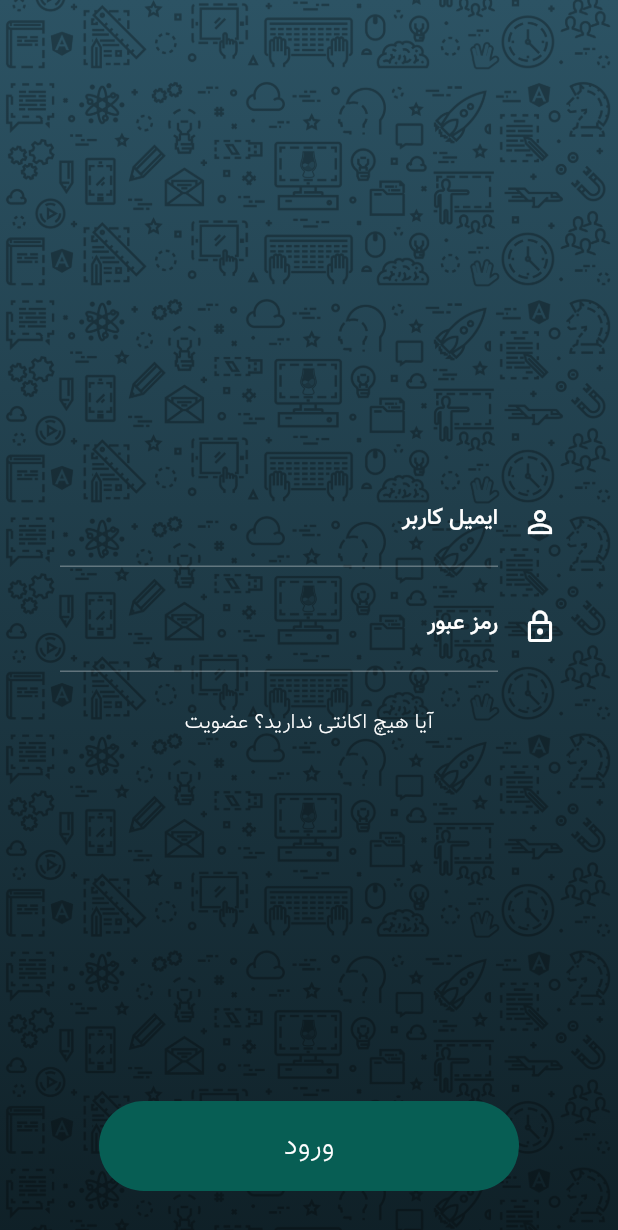
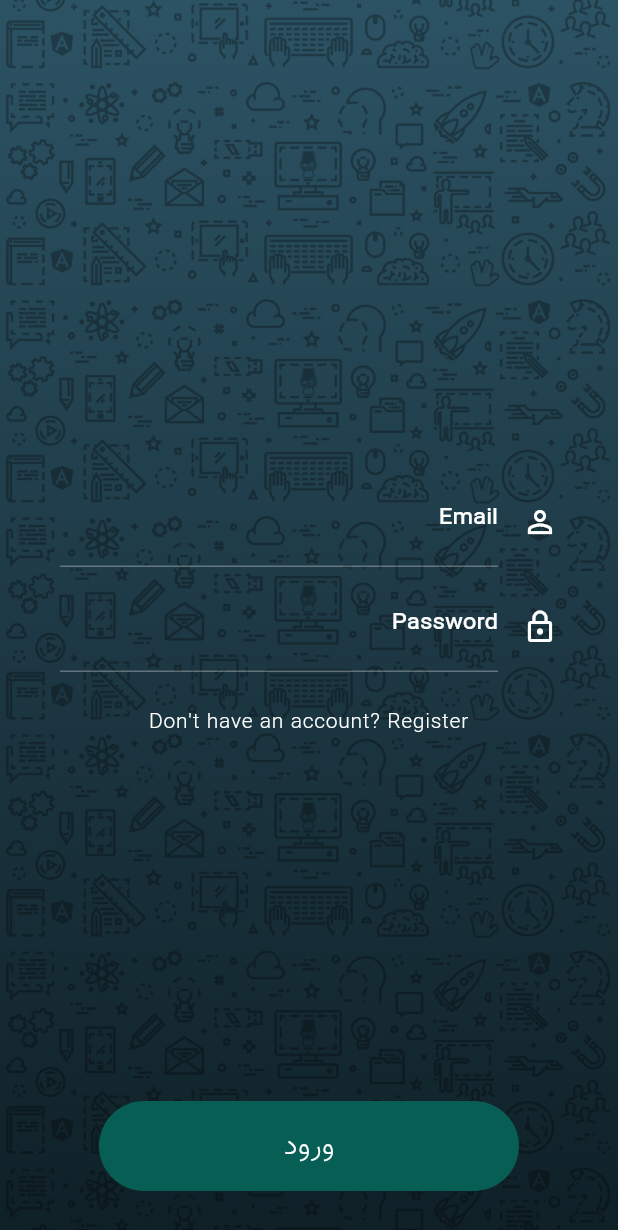
Before and after one commit to YRlp98/Whatsapp, a Flutter app: the LoginScreen screen opened by its route, on a phone screen of 412 x 824 dp. Shown: the top 1230 px of the screen. Run offline on Flutter 3.47's test engine with Material 2 defaults, Android fonts, the phone set to English and light mode, and no system bars; our stand-ins replace cached_network_image, camera, connectivity, flutter_map, google_maps_flutter, image_picker and 6 more; missing offline and left inert: flutter_socket_io, thumbnails; accounts and stored records are empty; network calls fail.

```diff
--- a/lib/component/Form.dart
+++ b/lib/component/Form.dart
@@ -1,4 +1,5 @@
 import 'package:flutter/material.dart';
+import 'package:whatsapp/translations.dart';
 import 'inputFields.dart';
 import 'package:validators/validators.dart';
 
@@ -12,7 +13,8 @@ class FormContainer extends StatelessWidget {
 
   @override
   Widget build(BuildContext context) {
-    // TODO: implement build
+    print(Translations.of(context).currentLanguage);
+
     return Container(
       margin: const EdgeInsets.symmetric(horizontal: 20),
       padding: const EdgeInsets.symmetric(horizontal: 20),
@@ -23,7 +25,7 @@ class FormContainer extends StatelessWidget {
               child: Column(
                 children: <Widget>[
                   InputFieldsArea(
-                    hint: 'ایمیل کاربر',
+                      hint: Translations.of(context).text("email"),
                       obscure: false,
                       icon: Icons.person_outline,
                       validator: (String value) {
@@ -31,10 +33,9 @@ class FormContainer extends StatelessWidget {
                           return 'لطفا ایمیل را بصورت صحصح وارد نمایید!';
                         }
                       },
-                    onSaved: emailOnSaved
-                  ),
+                      onSaved: emailOnSaved),
                   InputFieldsArea(
-                    hint: 'رمز عبور',
+                      hint: Translations.of(context).text("password"),
                       obscure: true,
                       icon: Icons.lock_outline,
                       validator: (String value) {
@@ -42,8 +43,7 @@ class FormContainer extends StatelessWidget {
                           return 'طول پسورد باید بیش تر از 6 کارکتر باشد!';
                         }
                       },
-                    onSaved: passwordOnSaved
-                  )
+                      onSaved: passwordOnSaved)
                 ],
               ))
         ],
--- a/lib/pages/login_screen.dart
+++ b/lib/pages/login_screen.dart
@@ -4,6 +4,7 @@ import 'package:whatsapp/component/Form.dart';
 import 'package:flutter/scheduler.dart' show timeDilation;
 import 'package:whatsapp/services/auth_services.dart';
 import 'package:shared_preferences/shared_preferences.dart';
+import 'package:whatsapp/translations.dart';
 
 class LoginScreen extends StatefulWidget {
   @override
@@ -83,7 +84,7 @@ class LoginScreenState extends State<LoginScreen>
                 new FlatButton(
                     onPressed: null,
                     child: Text(
-                      "آیا هیچ اکانتی ندارید؟ عضویت",
+                    Translations.of(context).text('login_register_text'),
                       style: TextStyle(
                           fontWeight: FontWeight.w300,
                           letterSpacing: 0.5,
--- a/lib/pages/splash_screen.dart
+++ b/lib/pages/splash_screen.dart
@@ -5,6 +5,7 @@ import 'package:shared_preferences/shared_preferences.dart';
 import 'package:connectivity/connectivity.dart';
 import 'package:whatsapp/helper.dart';
 import 'package:whatsapp/services/auth_services.dart';
+import 'package:whatsapp/translations.dart';
 
 class SplashScreen extends StatefulWidget {
   @override
@@ -60,7 +61,7 @@ class SplashScreenState extends State<SplashScreen> {
                 ),
                 Padding(padding: const EdgeInsets.only(top: 8)),
                 Text(
-                  'واتس اپ',
+                  Translations.of(context).text('title'),
                   style: TextStyle(
                       fontFamily: 'Vazir',
                       color: Colors.white,
@@ -110,5 +111,4 @@ class SplashScreenState extends State<SplashScreen> {
           )));
     }
   }
-
 }
--- /dev/null
+++ b/lib/translations.dart
@@ -0,0 +1,46 @@
+import 'dart:convert';
+
+import 'package:flutter/material.dart';
+import 'package:flutter/services.dart' show rootBundle;
+
+class Translations {
+  Locale locale;
+  static Map<dynamic, dynamic> _localizedValues;
+
+  Translations(Locale locale) {
+    this.locale = locale;
+    _localizedValues = null;
+  }
+
+  static Translations of(BuildContext context) {
+    return Localizations.of<Translations>(context, Translations);
+  }
+
+  String text(String key) {
+    return _localizedValues[key] ?? '** $key not found!';
+  }
+
+  static Future<Translations> load(locale) async {
+    Translations translations = new Translations(locale);
+
+    String jsonContent =
+        await rootBundle.loadString("locale/i18n_${locale.languageCode}.json");
+
+    _localizedValues = json.decode(jsonContent);
+
+    return translations;
+  }
+
+  get currentLanguage => locale.languageCode;
+}
+
+class TranslationDelegate extends LocalizationsDelegate<Translations> {
+  @override
+  bool isSupported(Locale locale) => ['en', 'fa'].contains(locale.languageCode);
+
+  @override
+  Future<Translations> load(Locale locale) => Translations.load(locale);
+
+  @override
+  bool shouldReload(LocalizationsDelegate<Translations> old) => false;
+}
--- /dev/null
+++ b/locale/i18n_en.json
@@ -0,0 +1,6 @@
+{
+  "title": "Whatsapp",
+  "email": "Email",
+  "password": "Password",
+  "login_register_text": "Don't have an account? Register"
+}
--- /dev/null
+++ b/locale/i18n_fa.json
@@ -0,0 +1,6 @@
+{
+  "title": "واتس اپ",
+  "email": "ایمیل",
+  "password": "رمزعبور",
+  "login_register_text": "اکانتی ندارید؟ عضویت"
+}
--- a/pubspec.yaml
+++ b/pubspec.yaml
@@ -14,6 +14,8 @@ environment:
 
 dependencies:
   flutter:
+    sdk: flutter
+  flutter_localizations:
     sdk: flutter
 
   # The following adds the Cupertino Icons font to your application.
@@ -52,6 +54,8 @@ flutter:
 
   # To add assets to your application, add an assets section, like this:
   assets:
+    - locale/i18n_en.json
+    - locale/i18n_fa.json
     - assets/images/whatsapp_start_icon.png
     - assets/images/icon_background.png
     - assets/images/placeholder_image.png
```
Also changed, not shown: lib/main.dart (+12 -6 lines). Lines whose indentation alone changed are shown as unchanged.
